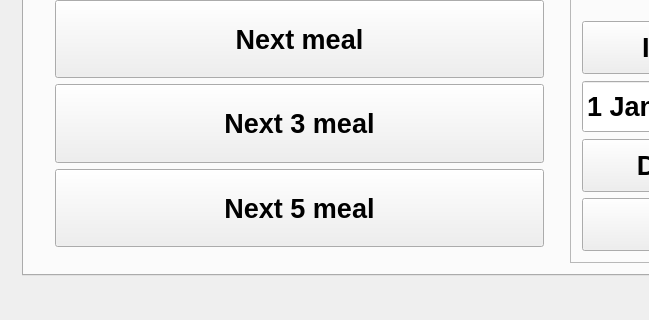
The window that GUI/CSP315/mainwindow.ui (y-gupta/rfid-auth-system) describes before a commit, drawn with Qt 5; both pictures show x 0 to 649 and y 198 to 518 of the 1094 by 518 pixel window.
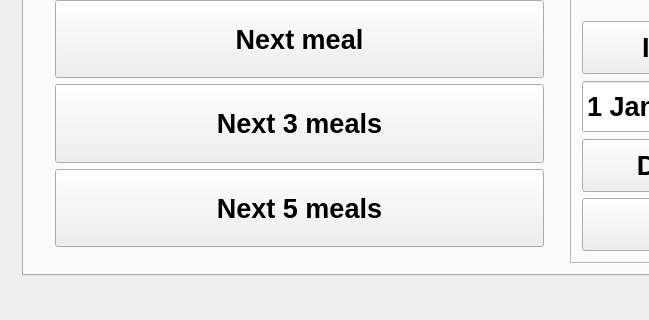
The same window after the commit. The open tabs and pages were chosen to show the change. Icons and pictures are not drawn.

What changed in the file:
```diff
--- a/GUI/CSP315/mainwindow.ui
+++ b/GUI/CSP315/mainwindow.ui
@@ -652,7 +652,7 @@
                    </sizepolicy>
                   </property>
                   <property name="text">
-                   <string>Next 5 meal</string>
+                   <string>Next 5 meals</string>
                   </property>
                  </widget>
                 </item>
@@ -678,7 +678,7 @@
                    </sizepolicy>
                   </property>
                   <property name="text">
-                   <string>Next 3 meal</string>
+                   <string>Next 3 meals</string>
                   </property>
                  </widget>
                 </item>
```
Left out of the diff: 8 changed lines with no effect on the pictures.
